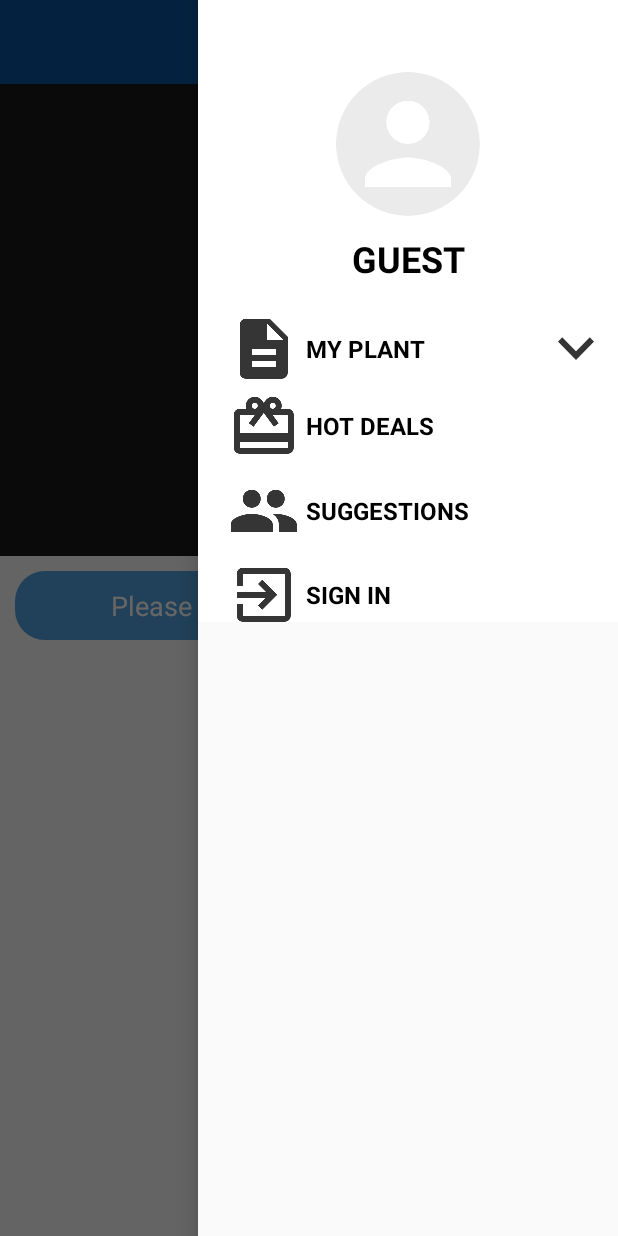
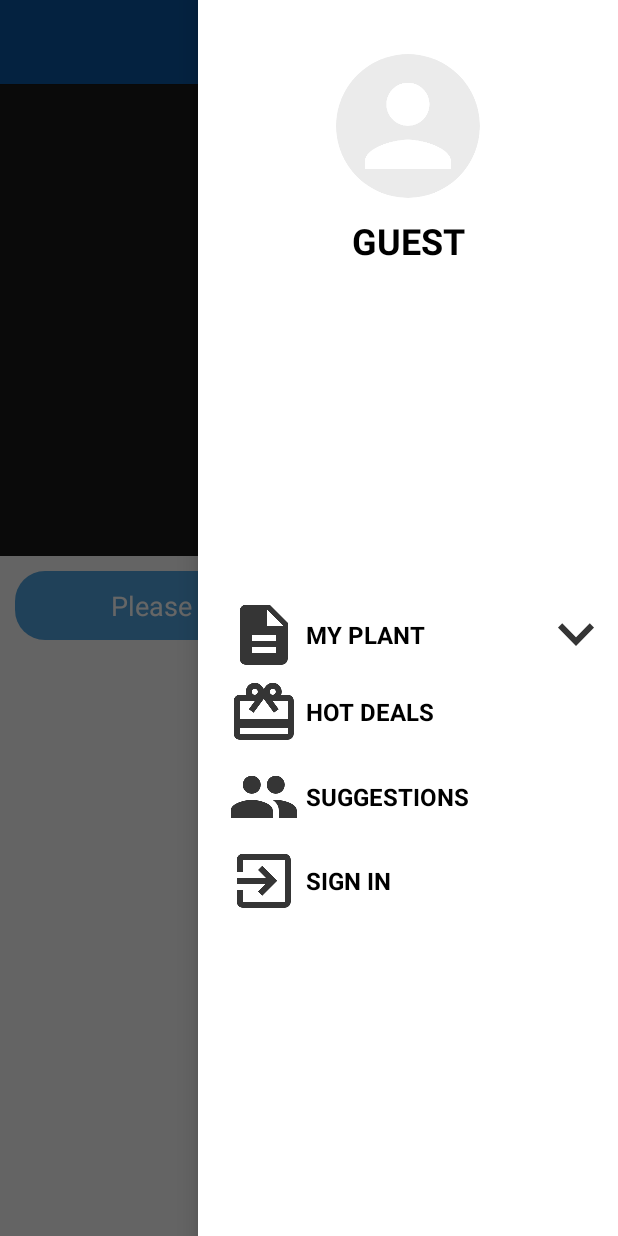
Before and after one commit to phanluongha/ExhibitionApp, an Android app: the ListExhibitionActivity screen opened directly, with no data from a screen before it, after a tap on "MY PLANT", on a phone screen of 412 x 824 dp. Run offline under Robolectric (Android 15) with nearby library versions, the phone set to English and light mode, and no system bars; our stand-ins replace CircleImageView; libraries missing offline, so code that uses them is left out: com.unnamed.b; pictures from the network do not load; 4 statements that could not run were skipped; 1 other tap on this screen came first.

Commit message:
no message

```diff
--- a/app/src/main/java/com/example/phanluongha/myfirstapplication/ListExhibitionActivity.java
+++ b/app/src/main/java/com/example/phanluongha/myfirstapplication/ListExhibitionActivity.java
@@ -162,7 +162,7 @@ public class ListExhibitionActivity extends DefaultActivity implements EventCate
         getListEvent(id);
     }
 
-
+    boolean isCollapse = false;
     @Override
     public void onClick(View v) {
         switch (v.getId()) {
@@ -170,12 +170,10 @@ public class ListExhibitionActivity extends DefaultActivity implements EventCate
                 Toast.makeText(this, "hot deals", Toast.LENGTH_SHORT).show();
                 break;
             case R.id.btnMyPlant:
-
-                if (imgShowHidePlant.getDrawable().getConstantState().equals
-                        (ContextCompat.getDrawable(this, R.drawable.ic_up).getConstantState())) {
+                isCollapse = !isCollapse;
+                if (isCollapse) {
                     imgShowHidePlant.setImageResource(R.drawable.ic_down);
                     AnimationShowHideView.collapse(layoutChildMyPlant);
-
                 } else {
                     imgShowHidePlant.setImageResource(R.drawable.ic_up);
                     AnimationShowHideView.expand(layoutChildMyPlant);
--- a/app/src/main/res/layout/nav_header_list_exhibition.xml
+++ b/app/src/main/res/layout/nav_header_list_exhibition.xml
@@ -2,15 +2,19 @@
 <android.support.v4.widget.NestedScrollView xmlns:android="http://schemas.android.com/apk/res/android"
     xmlns:app="http://schemas.android.com/apk/res-auto"
     android:layout_width="match_parent"
-    android:layout_height="wrap_content"
+    android:layout_height="match_parent"
     android:fillViewport="true"
     android:theme="@style/ThemeOverlay.AppCompat.Dark">
 
     <LinearLayout
         android:layout_width="match_parent"
         android:layout_height="match_parent"
+        android:orientation="vertical">
+
+        <LinearLayout
+            android:layout_width="match_parent"
+            android:layout_height="wrap_content"
             android:background="@android:color/white"
-        android:gravity="center"
             android:orientation="vertical">
 
             <com.example.phanluongha.myfirstapplication.customview.CircleImageView
@@ -18,7 +22,7 @@
                 android:layout_width="96dp"
                 android:layout_height="96dp"
                 android:layout_gravity="center"
-            android:layout_marginTop="48dp"
+                android:layout_marginTop="36dp"
                 android:src="@drawable/ic_profile"
                 app:border_color="#FF000000"
                 app:border_width="1dp" />
@@ -32,6 +36,16 @@
                 android:textColor="@android:color/black"
                 android:textSize="24sp"
                 android:textStyle="bold" />
+        </LinearLayout>
+
+        <LinearLayout
+            android:paddingBottom="16dp"
+            android:layout_width="match_parent"
+            android:layout_height="match_parent"
+            android:background="@android:color/white"
+            android:gravity="center"
+            android:orientation="vertical">
+
 
             <LinearLayout
 
@@ -234,23 +248,24 @@
 
                     <FrameLayout
                         android:layout_width="wrap_content"
-                    android:gravity="center"
-                    android:layout_height="wrap_content">
+                        android:layout_height="wrap_content"
+                        android:gravity="center">
 
                         <ImageView
                             android:layout_width="wrap_content"
                             android:layout_height="wrap_content"
                             android:layout_gravity="center"
                             android:src="@drawable/ic_count_noti" />
+
                         <TextView
                             android:layout_width="wrap_content"
+                            android:layout_height="wrap_content"
+                            android:layout_gravity="center"
+                            android:gravity="center"
                             android:text="10"
+                            android:textColor="@android:color/white"
                             android:textSize="16sp"
-                        android:textStyle="bold"
-                        android:layout_gravity="center"
-                        android:textColor="@android:color/white"
-                        android:gravity="center"
-                        android:layout_height="wrap_content" />
+                            android:textStyle="bold" />
                     </FrameLayout>
                 </LinearLayout>
             </LinearLayout>
@@ -385,4 +400,5 @@
             </LinearLayout>
 
         </LinearLayout>
+    </LinearLayout>
 </android.support.v4.widget.NestedScrollView>
```
Lines whose indentation alone changed are shown as unchanged.
